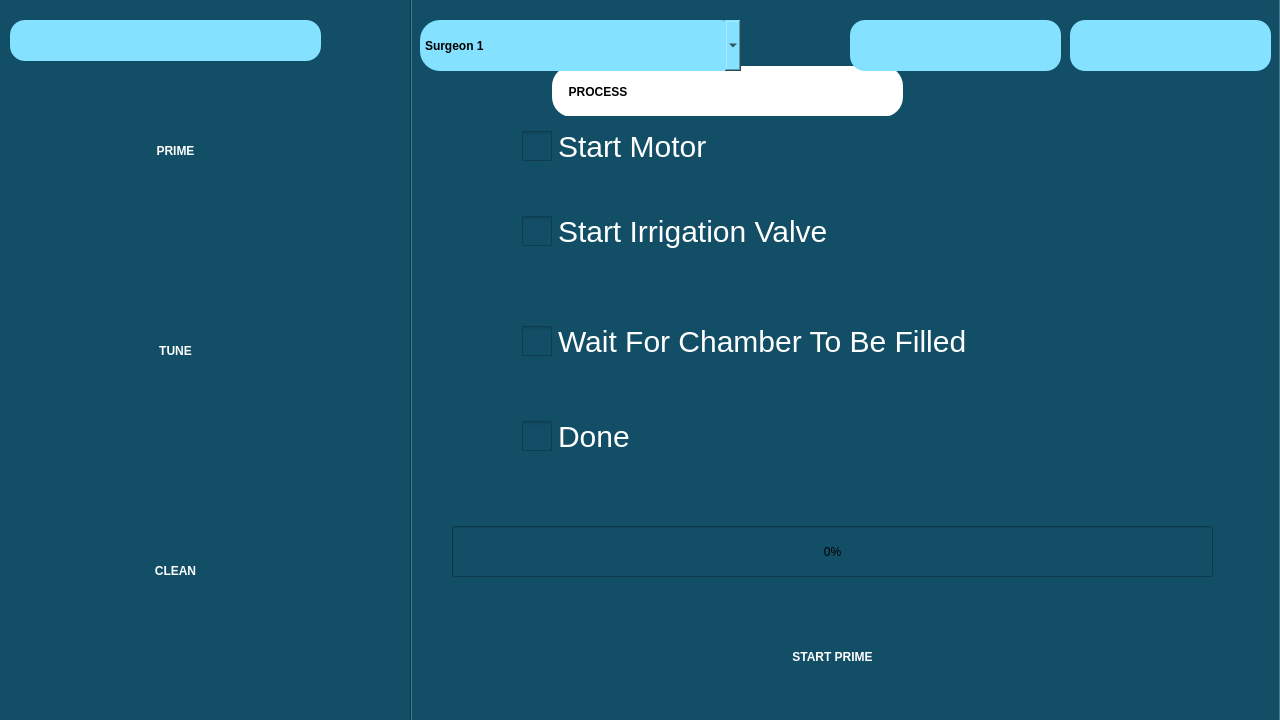
Above: prime.ui from RISWANAAAA/venturiphaco before the change. Below: the same form after it.
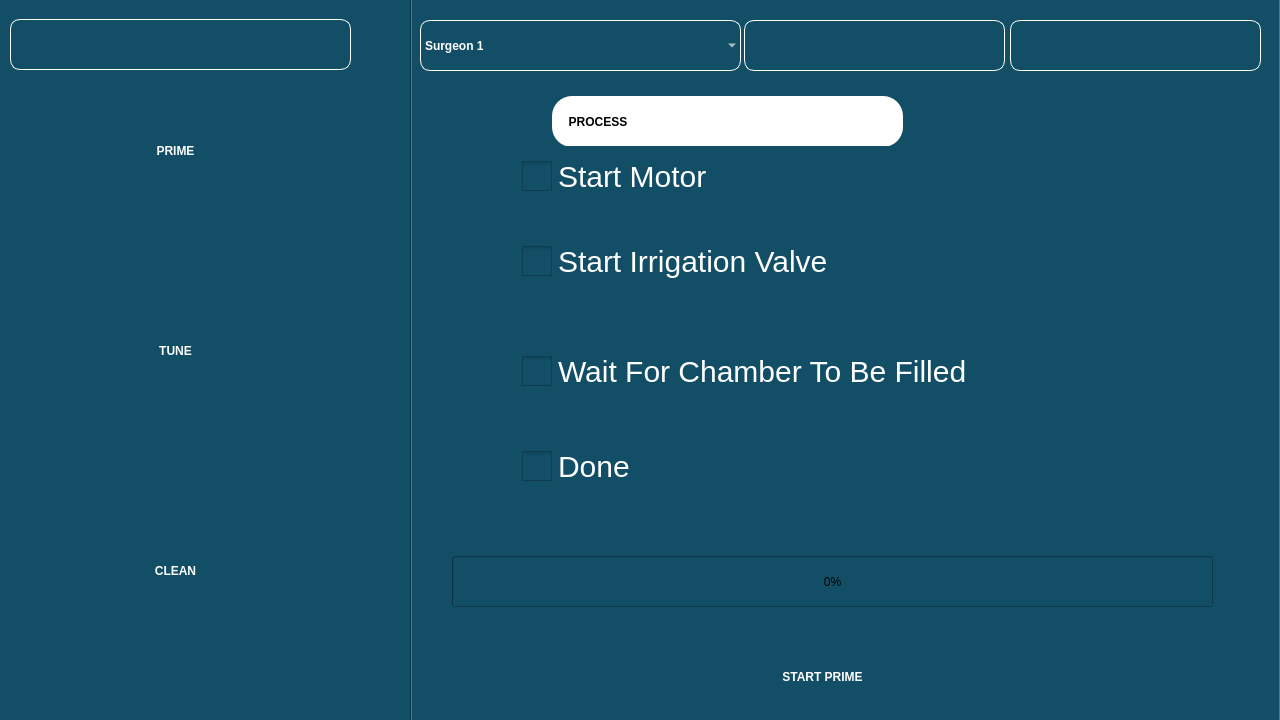
That is the form after the change. The open tabs and pages were chosen to show the change. Icons and pictures are not drawn.

```diff
--- a/prime.ui
+++ b/prime.ui
@@ -140,7 +140,7 @@
      <property name="geometry">
       <rect>
        <x>140</x>
-       <y>70</y>
+       <y>100</y>
        <width>351</width>
        <height>51</height>
       </rect>
@@ -159,8 +159,8 @@
     <widget class="QPushButton" name="start_prime_but_2">
      <property name="geometry">
       <rect>
-       <x>260</x>
-       <y>600</y>
+       <x>250</x>
+       <y>620</y>
        <width>321</width>
        <height>121</height>
       </rect>
@@ -188,7 +188,7 @@
      <property name="geometry">
       <rect>
        <x>110</x>
-       <y>210</y>
+       <y>240</y>
        <width>721</width>
        <height>51</height>
       </rect>
@@ -214,7 +214,7 @@
      <property name="geometry">
       <rect>
        <x>110</x>
-       <y>310</y>
+       <y>340</y>
        <width>751</width>
        <height>71</height>
       </rect>
@@ -240,7 +240,7 @@
      <property name="geometry">
       <rect>
        <x>110</x>
-       <y>120</y>
+       <y>150</y>
        <width>381</width>
        <height>61</height>
       </rect>
@@ -266,7 +266,7 @@
      <property name="geometry">
       <rect>
        <x>110</x>
-       <y>420</y>
+       <y>450</y>
        <width>321</width>
        <height>41</height>
       </rect>
@@ -292,7 +292,7 @@
      <property name="geometry">
       <rect>
        <x>40</x>
-       <y>530</y>
+       <y>560</y>
        <width>761</width>
        <height>51</height>
       </rect>
@@ -542,51 +542,58 @@
   <widget class="QLabel" name="lab_time">
    <property name="geometry">
     <rect>
-     <x>1070</x>
+     <x>1010</x>
      <y>20</y>
-     <width>201</width>
+     <width>251</width>
      <height>51</height>
     </rect>
    </property>
    <property name="styleSheet">
-    <string notr="true">background-color: rgb(132, 225, 255);
-color: rgb(0, 0, 0);
-border-radius:15px;
+    <string notr="true">
+background-color: transparent;
+border:1px solid white;
+border-radius:10px;
+color: rgb(255, 255, 255);
+font:20pt &quot;Ubuntu&quot;;
+font-weight: bold;
 </string>
    </property>
    <property name="text">
     <string/>
    </property>
    <property name="alignment">
-    <set>Qt::AlignCenter</set>
+    <set>Qt::AlignRight|Qt::AlignTrailing|Qt::AlignVCenter</set>
    </property>
   </widget>
   <widget class="QLabel" name="lab_date">
    <property name="geometry">
     <rect>
-     <x>850</x>
+     <x>744</x>
      <y>20</y>
-     <width>211</width>
+     <width>261</width>
      <height>51</height>
     </rect>
    </property>
    <property name="styleSheet">
-    <string notr="true">background-color: rgb(132, 225, 255);
-color: rgb(0, 0, 0);
-border-radius:15px;
-</string>
+    <string notr="true">
+background-color: transparent;
+border:1px solid white;
+border-radius:10px;
+color: rgb(255, 255, 255);
+font:20pt &quot;Ubuntu&quot;;
+font-weight: bold;</string>
    </property>
    <property name="text">
     <string/>
    </property>
    <property name="alignment">
-    <set>Qt::AlignCenter</set>
+    <set>Qt::AlignRight|Qt::AlignTrailing|Qt::AlignVCenter</set>
    </property>
   </widget>
   <widget class="QLabel" name="label_4">
    <property name="geometry">
     <rect>
-     <x>1070</x>
+     <x>1010</x>
      <y>20</y>
      <width>61</width>
      <height>51</height>
@@ -604,7 +611,7 @@
   <widget class="QLabel" name="label_5">
    <property name="geometry">
     <rect>
-     <x>820</x>
+     <x>720</x>
      <y>0</y>
      <width>121</width>
      <height>91</height>
@@ -623,20 +630,26 @@
    <property name="geometry">
     <rect>
      <x>10</x>
-     <y>20</y>
-     <width>311</width>
-     <height>41</height>
+     <y>19</y>
+     <width>341</width>
+     <height>51</height>
     </rect>
    </property>
    <property name="styleSheet">
-    <string notr="true">background-color: rgb(132, 225, 255);
-color: rgb(0, 0, 0);
-border-radius:15px;
-</string>
+    <string notr="true">
+background-color: transparent;
+border:1px solid white;
+border-radius:10px;
+color: rgb(255, 255, 255);
+font:20pt &quot;Ubuntu&quot;;
+font-weight: bold;</string>
    </property>
    <property name="text">
     <string/>
    </property>
+   <property name="alignment">
+    <set>Qt::AlignCenter</set>
+   </property>
   </widget>
   <widget class="QComboBox" name="comboBox_4">
    <property name="geometry">
@@ -649,10 +662,10 @@
    </property>
    <property name="styleSheet">
     <string notr="true">
-background-color: rgb(132, 225, 255);
-border-radius:20px;
-color: rgb(0, 0, 0);
-
+background-color: transparent;
+border:1px solid white;
+border-radius:10px;
+color: rgb(255, 255, 255);
 font:20pt &quot;Ubuntu&quot;;
 font-weight: bold;</string>
    </property>
@@ -685,10 +698,10 @@
   <widget class="QPushButton" name="SETTINGS_BUT_4">
    <property name="geometry">
     <rect>
-     <x>310</x>
-     <y>0</y>
-     <width>141</width>
-     <height>91</height>
+     <x>340</x>
+     <y>14</y>
+     <width>91</width>
+     <height>61</height>
     </rect>
    </property>
    <property name="styleSheet">
```
Left out of the diff: 2 changed lines with no effect on the pictures.
